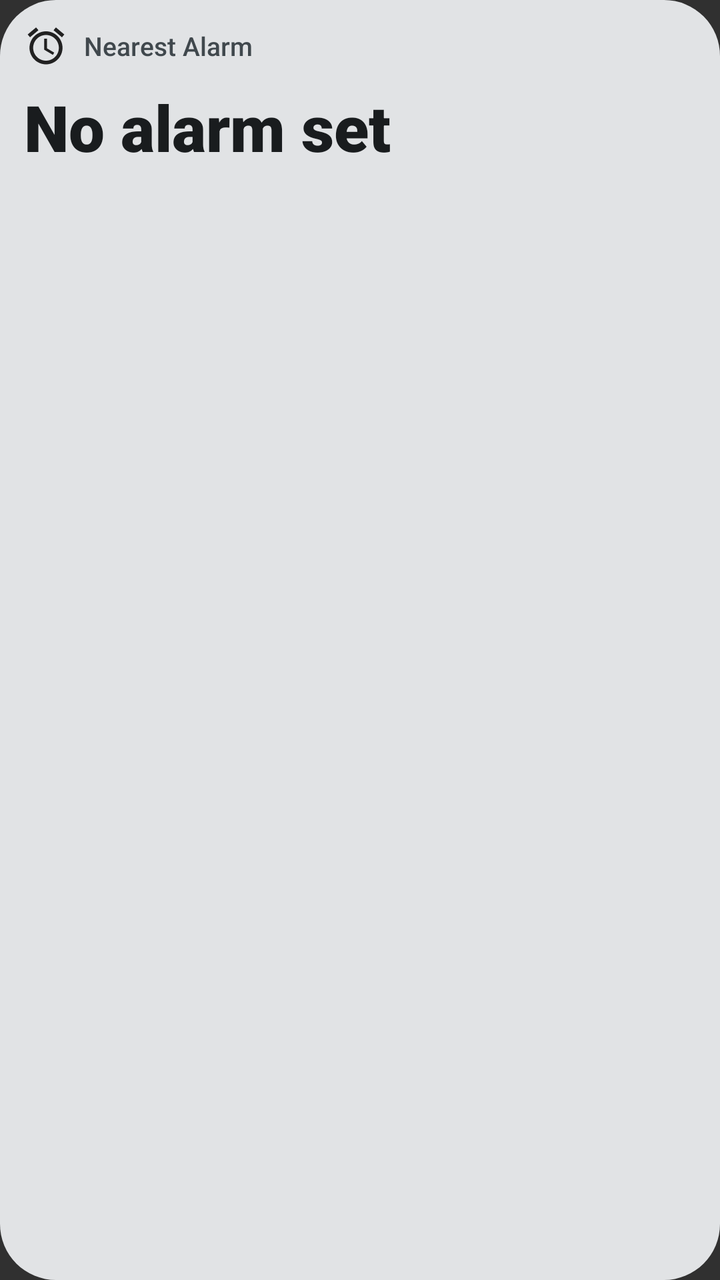
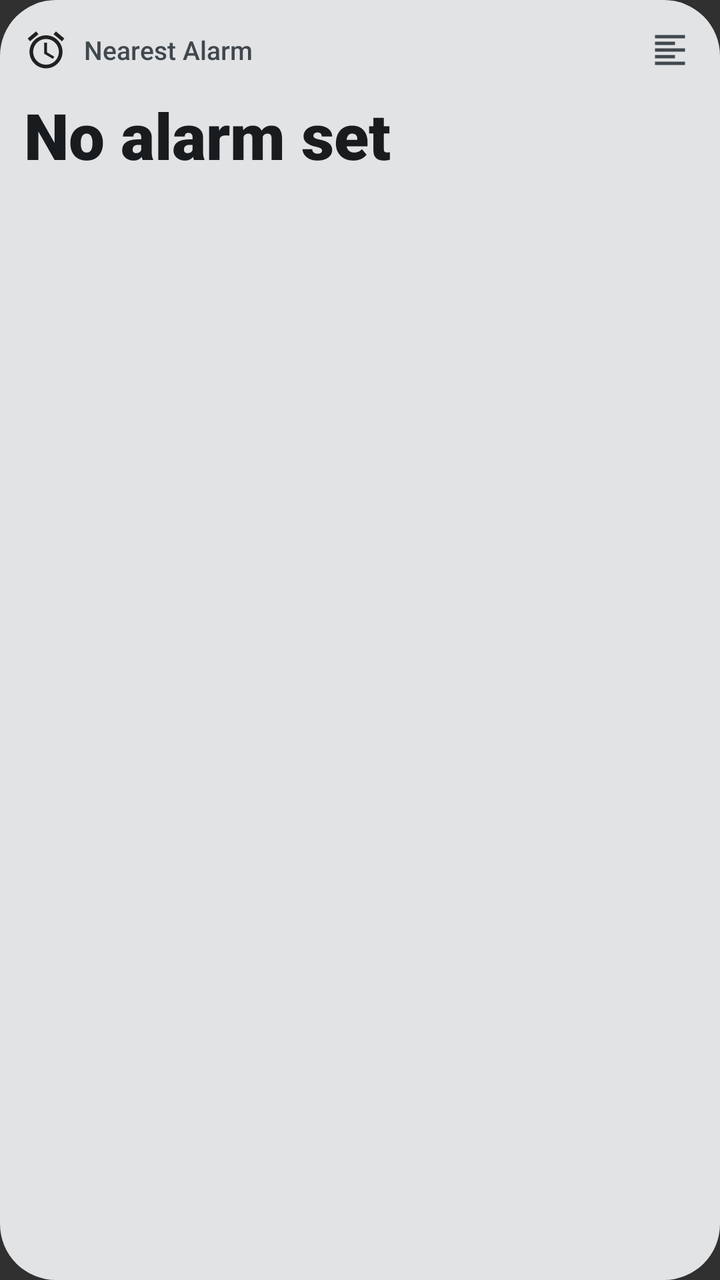

Before-and-after screenshots of an Android layout around one commit, followed by the original layout XML and the change that was made.
<!-- AndroidManifest.xml: application theme android:Theme.Material.NoActionBar -->
<!-- res/layout/widget_next_up.xml -->
<?xml version="1.0" encoding="utf-8"?>
<RelativeLayout xmlns:android="http://schemas.android.com/apk/res/android"
    android:id="@+id/widget_root"
    android:layout_width="match_parent"
    android:layout_height="match_parent"
    android:background="@drawable/widget_background"
    android:padding="12dp">

    
    <LinearLayout
        android:id="@+id/widget_header"
        android:layout_width="match_parent"
        android:layout_height="wrap_content"
        android:gravity="center_vertical"
        android:orientation="horizontal">

        <ImageView
            android:id="@+id/widget_icon"
            android:layout_width="22dp"
            android:layout_height="22dp"
            android:contentDescription="@string/app_name"
            android:src="@drawable/ic_alarm" />

        <TextView
            android:id="@+id/widget_title"
            android:layout_width="match_parent"
            android:layout_height="wrap_content"
            android:layout_marginStart="8dp"
            android:ellipsize="end"
            android:fontFamily="sans-serif-medium"
            android:maxLines="1"
            android:text="@string/nearest_alarm_title"
            android:textColor="@color/widget_on_surface_variant"
            android:textSize="13sp" />
    </LinearLayout>

    
    <LinearLayout
        android:layout_width="match_parent"
        android:layout_height="wrap_content"
        android:layout_below="@id/widget_header"
        android:layout_centerVertical="true"
        android:layout_marginTop="8dp"
        android:orientation="vertical">

        <TextView
            android:id="@+id/widget_countdown"
            android:layout_width="match_parent"
            android:layout_height="wrap_content"
            android:autoSizeMaxTextSize="38sp"
            android:autoSizeMinTextSize="14sp"
            android:autoSizeStepGranularity="1sp"
            android:autoSizeTextType="uniform"
            android:ellipsize="none"
            android:fontFamily="sans-serif-black"
            android:maxLines="1"
            android:text="@string/no_alarm_set"
            android:textColor="@color/widget_on_surface"
            android:textSize="32sp" />

        <TextView
            android:id="@+id/widget_alarm_time"
            android:layout_width="match_parent"
            android:layout_height="wrap_content"
            android:layout_marginTop="2dp"
            android:ellipsize="end"
            android:fontFamily="sans-serif"
            android:maxLines="1"
            android:text=""
            android:textColor="@color/widget_on_surface_variant"
            android:textSize="13sp" />
    </LinearLayout>

</RelativeLayout>
<!-- resources referenced by this layout -->
<resources>
  <color name="widget_on_surface">#1D1B20</color>
  <color name="widget_on_surface_variant">#49454F</color>
  <!-- drawable ic_alarm (drawable) -->
  <vector xmlns:android="http://schemas.android.com/apk/res/android"
      android:width="24dp"
      android:height="24dp"
      android:viewportWidth="24"
      android:viewportHeight="24"
      android:tint="?android:attr/colorPrimary">
      <path
          android:fillColor="@android:color/white"
          android:pathData="M22,5.72l-4.6,-3.86 -1.29,1.53 4.6,3.86L22,5.72zM7.88,3.39L6.6,1.86 2,5.71l1.29,1.53 4.59,-3.85zM12.5,8H11v6l4.75,2.85 0.75,-1.23 -4,-2.37V8zM12,4c-4.97,0 -9,4.03 -9,9s4.02,9 9,9 9,-4.03 9,-9 -4.03,-9 -9,-9zM12,20c-3.87,0 -7,-3.13 -7,-7s3.13,-7 7,-7 7,3.13 7,7 -3.13,7 -7,7z"/>
  </vector>
  <!-- drawable widget_background (drawable) -->
  <?xml version="1.0" encoding="utf-8"?>
  <shape xmlns:android="http://schemas.android.com/apk/res/android"
      android:shape="rectangle">
      <corners android:radius="28dp" />
      <solid android:color="@color/widget_surface" />
  </shape>
  <string name="app_name">NextUp</string>
  <string name="nearest_alarm_title">Nearest Alarm</string>
  <string name="no_alarm_set">No alarm set</string>
  <color name="widget_surface">#F2EDF7</color>
</resources>

<!-- the commit's change to res/layout/widget_next_up.xml (unified diff, before → after) -->
@@ -23,15 +23,24 @@
 
         <TextView
             android:id="@+id/widget_title"
-            android:layout_width="match_parent"
+            android:layout_width="0dp"
             android:layout_height="wrap_content"
             android:layout_marginStart="8dp"
+            android:layout_weight="1"
             android:ellipsize="end"
             android:fontFamily="sans-serif-medium"
             android:maxLines="1"
             android:text="@string/nearest_alarm_title"
             android:textColor="@color/widget_on_surface_variant"
             android:textSize="13sp" />
+
+        <ImageView
+            android:id="@+id/widget_btn_align_toggle"
+            android:layout_width="26dp"
+            android:layout_height="26dp"
+            android:padding="3dp"
+            android:contentDescription="@string/widget_alignment_title"
+            android:src="@drawable/ic_format_align_left" />
     </LinearLayout>
 
     
<!-- resource entries referenced after the edit -->
@@ -13,6 +13,17 @@
           android:fillColor="@android:color/white"
           android:pathData="M22,5.72l-4.6,-3.86 -1.29,1.53 4.6,3.86L22,5.72zM7.88,3.39L6.6,1.86 2,5.71l1.29,1.53 4.59,-3.85zM12.5,8H11v6l4.75,2.85 0.75,-1.23 -4,-2.37V8zM12,4c-4.97,0 -9,4.03 -9,9s4.02,9 9,9 9,-4.03 9,-9 -4.03,-9 -9,-9zM12,20c-3.87,0 -7,-3.13 -7,-7s3.13,-7 7,-7 7,3.13 7,7 -3.13,7 -7,7z"/>
   </vector>
+  <!-- drawable ic_format_align_left (drawable) -->
+  <vector xmlns:android="http://schemas.android.com/apk/res/android"
+      android:width="24dp"
+      android:height="24dp"
+      android:viewportWidth="24"
+      android:viewportHeight="24"
+      android:tint="@color/widget_on_surface_variant">
+      <path
+          android:fillColor="@android:color/white"
+          android:pathData="M15,15H3v2h12v-2zm0,-8H3v2h12V7zM3,13h18v-2H3v2zm0,8h18v-2H3v2zM3,3v2h18V3H3z" />
+  </vector>
   <!-- drawable widget_background (drawable) -->
   <?xml version="1.0" encoding="utf-8"?>
   <shape xmlns:android="http://schemas.android.com/apk/res/android"
@@ -23,6 +34,7 @@
   <string name="app_name">NextUp</string>
   <string name="nearest_alarm_title">Nearest Alarm</string>
   <string name="no_alarm_set">No alarm set</string>
+  <string name="widget_alignment_title">Widget Text Alignment</string>
   <color name="widget_surface">#F2EDF7</color>
 </resources>
 
